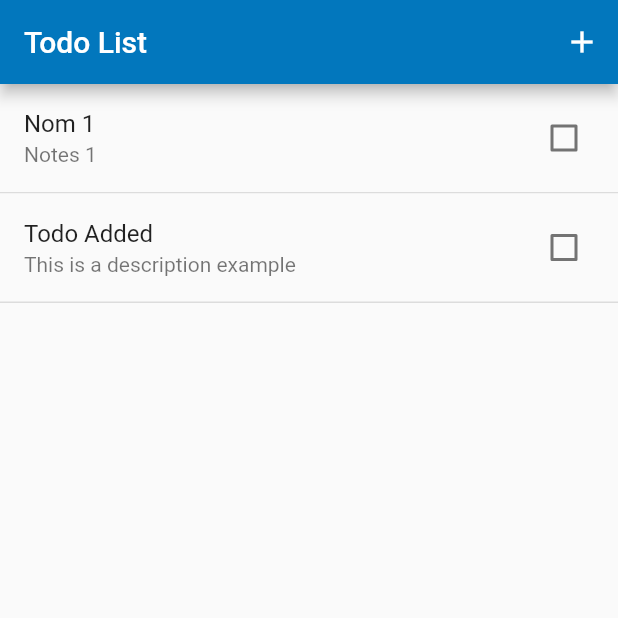
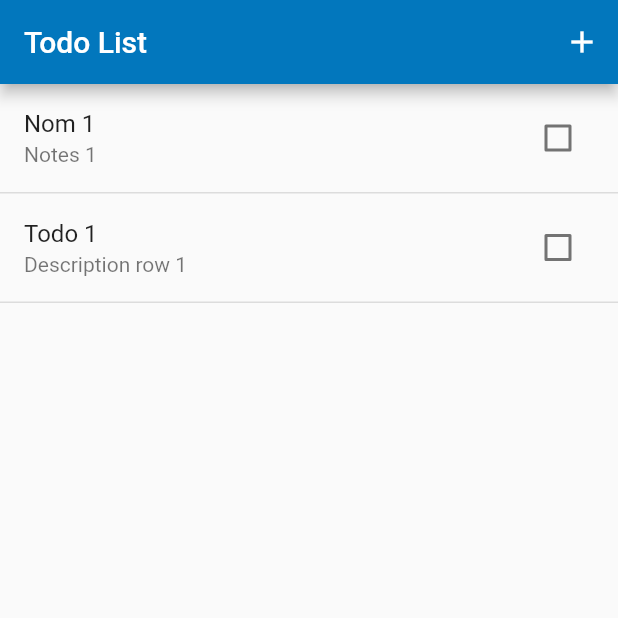
Before and after one commit to axellebot/Flutter-Todo, a Flutter app: the screen it shows after launch, after a tap on the "add" icon, on a phone screen of 412 x 824 dp, the top half of it. Run offline on Flutter 3.47's test engine with Material 2 defaults, Android fonts, the phone set to English and light mode, and no system bars.

Commit message:
[FEAT] Added Animated List

```diff
--- a/lib/views/TodoItemCell.dart
+++ b/lib/views/TodoItemCell.dart
@@ -8,11 +8,17 @@ import 'package:todo/models/TodoItemModel.dart';
 /// from 0 to 128 as ther animation varies from 0.0 to 1.0.
 
 class TodoItemCell extends StatefulWidget {
+  final Animation<double> animation;
   final DismissDirectionCallback onDelete;
-  final TodoItemModel item;
+  final TodoItemModel todoItem;
 
-  TodoItemCell({Key key, this.onDelete, @required this.item})
-      : assert(item != null),
+  TodoItemCell(
+      {Key key,
+      @required this.animation,
+      this.onDelete,
+      @required this.todoItem})
+      : assert(animation != null),
+        assert(todoItem != null),
         super(key: key);
 
   @override
@@ -27,12 +33,11 @@ class _TodotemCellState extends State<TodoItemCell> {
 
   void _onItemCheckChanged(bool value) {
     setState(() {
-      widget.item.done = value;
+      widget.todoItem.done = value;
     });
   }
 
-  @override
-  Widget build(BuildContext context) {
+  Widget _buildCell() {
     final ThemeData theme = Theme.of(context);
 
     TextStyle completedTaskStyle = new TextStyle(
@@ -42,7 +47,7 @@ class _TodotemCellState extends State<TodoItemCell> {
     );
 
     return new Dismissible(
-        key: new ObjectKey(widget.item),
+        key: new ObjectKey(widget.todoItem),
         direction: DismissDirection.startToEnd,
         onDismissed: widget.onDelete,
         background: new Container(
@@ -55,13 +60,22 @@ class _TodotemCellState extends State<TodoItemCell> {
                 color: theme.canvasColor,
                 border: new Border(
                     bottom: new BorderSide(color: theme.dividerColor))),
-            child: new CheckboxListTile(
-              title: new Text(widget.item.name,
-                  style: widget.item.done ? completedTaskStyle : null),
-              subtitle: new Text(widget.item.notes,
-                  style: widget.item.done ? completedTaskStyle : null),
-              onChanged: _onItemCheckChanged,
-              value: widget.item.done,
+            child: new ListTile(
+              title: new Text(widget.todoItem.name,
+                  style: widget.todoItem.done ? completedTaskStyle : null),
+              subtitle: new Text(widget.todoItem.notes,
+                  style: widget.todoItem.done ? completedTaskStyle : null),
+              trailing: new Checkbox(
+                  value: widget.todoItem.done, onChanged: _onItemCheckChanged),
+              onTap: null,
             )));
   }
+
+  @override
+  Widget build(BuildContext context) {
+    return new SizeTransition(
+        axis: Axis.vertical,
+        sizeFactor: widget.animation,
+        child: new SizedBox(child: _buildCell()));
+  }
 }
--- a/lib/views/TodoListPage.dart
+++ b/lib/views/TodoListPage.dart
@@ -20,12 +20,31 @@ class TodoListPage extends StatefulWidget {
 }
 
 class _TodoListPageState extends State<TodoListPage> {
-  List<TodoItemModel> _list;
+  final GlobalKey<AnimatedListState> _listKey =
+      new GlobalKey<AnimatedListState>();
+  ListModel<TodoItemModel> _list;
   BuildContext context;
 
+  // Used to build an item after it has been removed from the list. This method is
+  // needed because a removed item remains  visible until its animation has
+  // completed (even though it's gone as far this ListModel is concerned).
+  // The widget will be used by the [AnimatedListState.removeItem] method's
+  // [AnimatedListRemovedItemBuilder] parameter.
+  Widget _buildRemovedItem(
+      TodoItemModel item, BuildContext context, Animation<double> animation) {
+    return new TodoItemCell(
+      animation: animation,
+      todoItem: item,
+      // No gesture detector here: we don't want removed items to be interactive.
+    );
+  }
+
   void initList() {
-    _list =
-        new List<TodoItemModel>.from([new TodoItemModel("Nom 1", "Notes 1")]);
+    _list = new ListModel<TodoItemModel>(
+      listKey: _listKey,
+      initialItems: <TodoItemModel>[new TodoItemModel("Nom 1", "Notes 1")],
+      removedItemBuilder: _buildRemovedItem,
+    );
   }
 
   @override
@@ -34,50 +53,52 @@ class _TodoListPageState extends State<TodoListPage> {
     initList();
   }
 
-  void _handleUndoItem(int index, TodoItemModel item) {
-    setState(() {
-      _list.insert(index,item);
-    });
+  void _handleCreate(int index, TodoItemModel item) {
+    _list.insert(index, item);
   }
 
-  void _handleDelete(int index, TodoItemModel item) {
-    setState(() {
-      _list.remove(item);
+  // TODO : Mutual access on list when item delete (cause crash on debug mode)
+  void _handleDelete(int index, TodoItemModel todoItem) {
+    _list._elementList.removeAt(index);
+    _list._animatedList.removeItem(index,
+        (BuildContext context, Animation<double> animation) {
+      return null;
     });
+
     Scaffold.of(context).showSnackBar(new SnackBar(
-        content: new Text('You deleted item'),
+        content: new Text('You deleted an item'),
         action: new SnackBarAction(
             label: 'UNDO',
             onPressed: () {
-              _handleUndoItem(index, item);
+              _handleCreate(index, todoItem);
             })));
   }
 
-  // Used to build list items that haven't been removed.
-  List<TodoItemCell> _buildListItems() {
-    var items = new List<TodoItemCell>();
-    for (var i = 0; i < _list.length; i++) {
-      TodoItemModel item = _list[i];
-      items.add(TodoItemCell(
-        onDelete: (DismissDirection direction) => _handleDelete(i, item),
-        item: item,
-      ));
-    }
-    return items;
+  // Insert the "next item" into the list model.
+  void _createMockItem() {
+    final int index = _list.length;
+    _list.insert(
+        index, new TodoItemModel("Todo ${index}", "Description row ${index}"));
   }
 
-  // Insert the "next item" into the list model.
-  void _create() {
-    setState(() {
-      final int index = _list.length;
-      _list.insert(index,
-          new TodoItemModel("Todo Added", "This is a description example"));
-    });
+  // Used to build list items that haven't been removed.
+  Widget _buildListItems(
+      BuildContext context, int index, Animation<double> animation) {
+    TodoItemModel todoItem = _list._elementList.elementAt(index);
+    return TodoItemCell(
+      onDelete: (DismissDirection direction) => _handleDelete(index, todoItem),
+      todoItem: todoItem,
+      animation: animation,
+    );
   }
 
   Widget _buildBody(BuildContext context) {
     this.context = context;
-    return new ListView(children: _buildListItems());
+    return new AnimatedList(
+      key: _listKey,
+      initialItemCount: _list.length,
+      itemBuilder: _buildListItems,
+    );
   }
 
   @override
@@ -88,7 +109,7 @@ class _TodoListPageState extends State<TodoListPage> {
           actions: <Widget>[
             new IconButton(
               icon: const Icon(Icons.add),
-              onPressed: _create,
+              onPressed: _createMockItem,
               tooltip: 'Create a new Task',
             ),
           ],
@@ -96,3 +117,50 @@ class _TodoListPageState extends State<TodoListPage> {
         body: new Builder(builder: _buildBody));
   }
 }
+
+/// Keeps a Dart List in sync with an AnimatedList.
+///
+/// The [insert] and [removeAt] methods apply to both the internal list and the
+/// animated list that belongs to [listKey].
+///
+/// This class only exposes as much of the Dart List API as is needed by the
+/// sample app. More list methods are easily added, however methods that mutate the
+/// list must make the same changes to the animated list in terms of
+/// [AnimatedListState.insertItem] and [AnimatedList.removeItem].
+class ListModel<E> {
+  ListModel({
+    @required this.listKey,
+    @required this.removedItemBuilder,
+    Iterable<E> initialItems,
+  })  : assert(listKey != null),
+        assert(removedItemBuilder != null),
+        _elementList = new List<E>.from(initialItems ?? <E>[]);
+
+  final GlobalKey<AnimatedListState> listKey;
+  final dynamic removedItemBuilder;
+  final List<E> _elementList;
+
+  AnimatedListState get _animatedList => listKey.currentState;
+
+  void insert(int index, E item) {
+    _elementList.insert(index, item);
+    _animatedList.insertItem(index);
+  }
+
+  E removeAt(int index) {
+    final E removedItem = _elementList.removeAt(index);
+    if (removedItem != null) {
+      _animatedList.removeItem(index,
+          (BuildContext context, Animation<double> animation) {
+        return removedItemBuilder(removedItem, context, animation);
+      });
+    }
+    return removedItem;
+  }
+
+  int get length => _elementList.length;
+
+  E operator [](int index) => _elementList[index];
+
+  int indexOf(E item) => _elementList.indexOf(item);
+}
```
